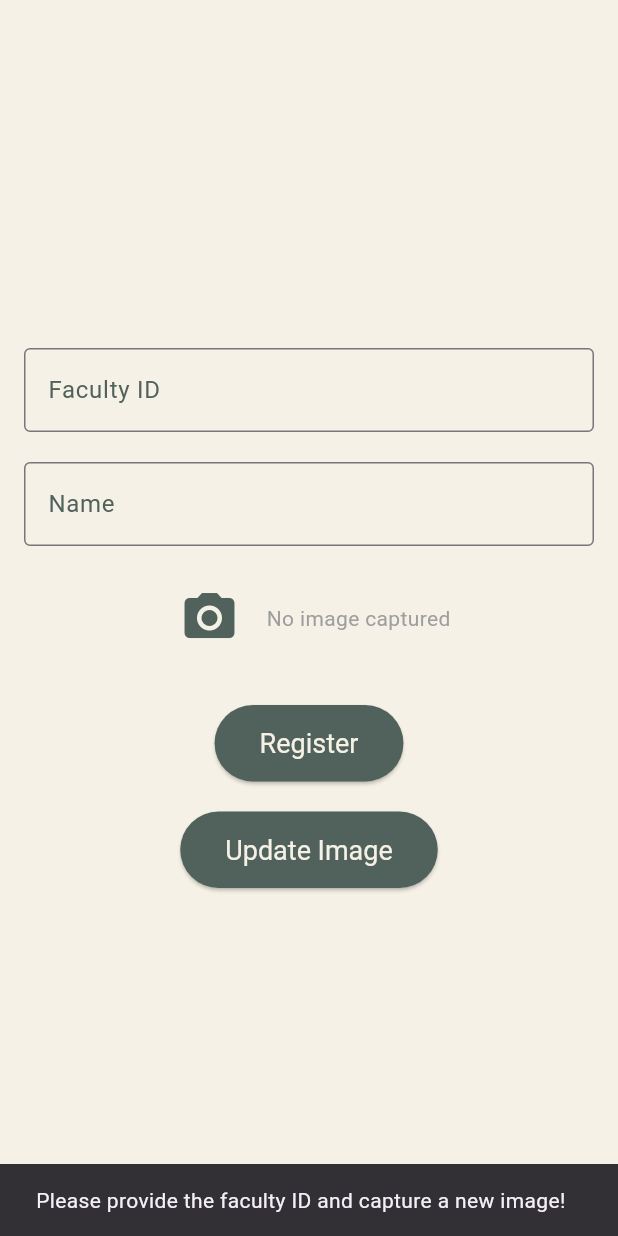
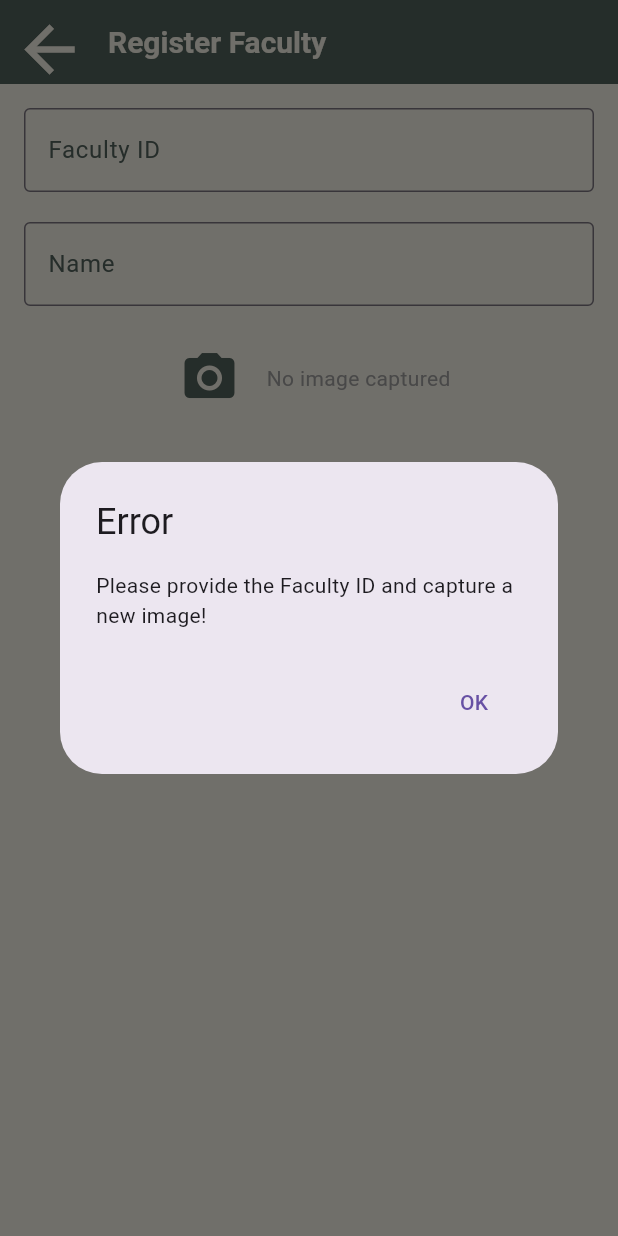
Before and after one commit to jayaramakrishna99/Attendance-system, a Flutter app: the RegisterScreen screen opened directly, after a tap on "Update Image", on a phone screen of 412 x 824 dp. Run offline on Flutter 3.47's test engine with Material 3 defaults, Android fonts, the light colour scheme and no system bars; our stand-ins replace camera.

Commit message:
Updated UI

```diff
--- a/frontend/vfstr/lib/constants/serverurl.dart
+++ b/frontend/vfstr/lib/constants/serverurl.dart
@@ -1 +1 @@
-const serverurl = "http://192.168.0.116:8000";
+const serverurl = "http://192.168.0.103:8000";
--- a/frontend/vfstr/lib/screens/register_screen.dart
+++ b/frontend/vfstr/lib/screens/register_screen.dart
@@ -13,8 +13,27 @@ class _RegisterScreenState extends State<RegisterScreen> {
   final TextEditingController _facultyIdController = TextEditingController();
   final TextEditingController _nameController = TextEditingController();
   String? _capturedImage;
+  bool _isLoadingRegister = false;
+  bool _isLoadingUpdate = false;
 
-  // Function to open the Camera Widget
+  void _showDialog(String title, String message) {
+    showDialog(
+      context: context,
+      builder: (context) {
+        return AlertDialog(
+          title: Text(title),
+          content: Text(message),
+          actions: [
+            TextButton(
+              onPressed: () => Navigator.pop(context),
+              child: Text("OK"),
+            ),
+          ],
+        );
+      },
+    );
+  }
+
   void _openCamera() {
     Navigator.push(
       context,
@@ -30,133 +49,83 @@ class _RegisterScreenState extends State<RegisterScreen> {
     );
   }
 
-  // Function to register the faculty and send data to the backend
   Future<void> _register() async {
     if (_facultyIdController.text.isEmpty ||
         _nameController.text.isEmpty ||
         _capturedImage == null) {
-      ScaffoldMessenger.of(context).showSnackBar(
-        SnackBar(content: Text('Please fill all fields and capture an image!')),
-      );
+      _showDialog("Error", "Please fill all fields and capture an image!");
       return;
     }
+
+    setState(() => _isLoadingRegister = true);
 
     try {
       var uri = Uri.parse("$serverurl/api/register/");
       var request = http.MultipartRequest('POST', uri);
-
-      // Add form fields
       request.fields['id'] = _facultyIdController.text;
       request.fields['name'] = _nameController.text;
-
-      // Add the image file
-      request.files.add(
-        await http.MultipartFile.fromPath('image', _capturedImage!),
-      );
+      request.files.add(await http.MultipartFile.fromPath('image', _capturedImage!));
 
       var response = await request.send();
+      var responseData = await response.stream.bytesToString();
+
+      setState(() => _isLoadingRegister = false);
+
       if (response.statusCode == 200) {
-        ScaffoldMessenger.of(context).showSnackBar(
-          SnackBar(content: Text('Faculty registered successfully!')),
-        );
+        _showDialog("Success", "Faculty registered successfully!");
       } else {
-        ScaffoldMessenger.of(context).showSnackBar(
-          SnackBar(content: Text('Failed to register faculty!')),
-        );
+        _showDialog("Error", "Failed to register faculty!\n$responseData");
       }
     } catch (e) {
-      ScaffoldMessenger.of(context).showSnackBar(
-        SnackBar(content: Text('Error: $e')),
-      );
+      setState(() => _isLoadingRegister = false);
+      _showDialog("Error", "An error occurred: $e");
     }
   }
 
-  // Function to update the image for the existing faculty
-  // Future<void> _updateImage() async {
-  //   if (_facultyIdController.text.isEmpty || _capturedImage == null) {
-  //     ScaffoldMessenger.of(context).showSnackBar(
-  //       SnackBar(content: Text('Please provide the faculty ID and capture a new image!')),
-  //     );
-  //     return;
-  //   }
-
-  //   try {
-  //     var uri = Uri.parse("$serverurl/api/update-image/");
-  //     var request = http.MultipartRequest('POST', uri);
-
-  //     // Add faculty ID for updating image
-  //     request.fields['id'] = _facultyIdController.text;
-
-  //     // Add the new image file
-  //     request.files.add(
-  //       await http.MultipartFile.fromPath('image', _capturedImage!),
-  //     );
-
-  //     var response = await request.send();
-  //     if (response.statusCode == 200) {
-  //       ScaffoldMessenger.of(context).showSnackBar(
-  //         SnackBar(content: Text('Image updated successfully!')),
-  //       );
-  //     } else {
-  //       ScaffoldMessenger.of(context).showSnackBar(
-  //         SnackBar(content: Text('Failed to update image!')),
-  //       );
-  //     }
-  //   } catch (e) {
-  //     ScaffoldMessenger.of(context).showSnackBar(
-  //       SnackBar(content: Text('Error: $e')),
-  //     );
-  //   }
-  // }
   Future<void> _updateImage() async {
     if (_facultyIdController.text.isEmpty || _capturedImage == null) {
-    ScaffoldMessenger.of(context).showSnackBar(
-      SnackBar(content: Text('Please provide the faculty ID and capture a new image!')),
-    );
+      _showDialog("Error", "Please provide the Faculty ID and capture a new image!");
       return;
     }
+
+    setState(() => _isLoadingUpdate = true);
 
     try {
       var uri = Uri.parse("$serverurl/api/update-image/");
       var request = http.MultipartRequest('POST', uri);
-
-    // Add faculty ID for updating image
-    request.fields['faculty_id'] = _facultyIdController.text;  // Updated field name
-
-    // Add the new image file
-    request.files.add(
-      await http.MultipartFile.fromPath('image', _capturedImage!),  // Ensure captured image is a path to file
-    );
+      request.fields['faculty_id'] = _facultyIdController.text;
+      request.files.add(await http.MultipartFile.fromPath('image', _capturedImage!));
 
       var response = await request.send();
-    var responseBody = await response.stream.bytesToString();  // To get detailed response body
+      var responseBody = await response.stream.bytesToString();
+
+      setState(() => _isLoadingUpdate = false);
+
       if (response.statusCode == 200) {
-      ScaffoldMessenger.of(context).showSnackBar(
-        SnackBar(content: Text('Image updated successfully!')),
-      );
+        _showDialog("Success", "Image updated successfully!");
       } else {
-      ScaffoldMessenger.of(context).showSnackBar(
-        SnackBar(content: Text('Failed to update image! ${responseBody}')),  // Include response body for debugging
-      );
+        _showDialog("Error", "Failed to update image!\n$responseBody");
       }
     } catch (e) {
-    ScaffoldMessenger.of(context).showSnackBar(
-      SnackBar(content: Text('Error: $e')),
-    );
+      setState(() => _isLoadingUpdate = false);
+      _showDialog("Error", "An error occurred: $e");
     }
   }
-
 
   @override
   Widget build(BuildContext context) {
     return Scaffold(
-      backgroundColor: Color.fromRGBO(245, 241, 230, 1), // Background color
-      body: Padding(
+      backgroundColor: Color.fromRGBO(245, 241, 230, 1),
+      appBar: AppBar(
+        title: Text("Register Faculty"),
+      ),
+      body: SafeArea(
+        child: SingleChildScrollView(
+          child: Padding(
             padding: const EdgeInsets.all(16.0),
             child: Column(
-          mainAxisAlignment: MainAxisAlignment.center,
+              crossAxisAlignment: CrossAxisAlignment.center,
               children: [
-            // Faculty ID TextField
                 TextField(
                   controller: _facultyIdController,
                   decoration: InputDecoration(
@@ -170,7 +139,6 @@ class _RegisterScreenState extends State<RegisterScreen> {
                 ),
                 SizedBox(height: 20),
 
-            // Name TextField
                 TextField(
                   controller: _nameController,
                   decoration: InputDecoration(
@@ -184,7 +152,6 @@ class _RegisterScreenState extends State<RegisterScreen> {
                 ),
                 SizedBox(height: 20),
 
-            // Camera button and status text
                 Row(
                   mainAxisAlignment: MainAxisAlignment.center,
                   children: [
@@ -201,53 +168,55 @@ class _RegisterScreenState extends State<RegisterScreen> {
                     ),
                   ],
                 ),
-            SizedBox(height: 30),
+                SizedBox(height: 20),
 
-            // Display captured image if available
                 if (_capturedImage != null)
                   Padding(
                     padding: const EdgeInsets.symmetric(vertical: 10),
                     child: Image.file(
-                  File(_capturedImage!), // Display captured image
+                      File(_capturedImage!),
                       width: 150,
                       height: 200,
                       fit: BoxFit.cover,
                     ),
                   ),
 
-            // Register button
-            ElevatedButton(
+                SizedBox(height: 20),
+
+                _isLoadingRegister
+                    ? CircularProgressIndicator()
+                    : ElevatedButton(
                         onPressed: _register,
                         style: ElevatedButton.styleFrom(
-                backgroundColor: Color.fromRGBO(81, 97, 91, 1), // Button color
+                          backgroundColor: Color.fromRGBO(81, 97, 91, 1),
                           padding: EdgeInsets.symmetric(horizontal: 30, vertical: 15),
                         ),
                         child: Text(
                           'Register',
-                style: TextStyle(
-                  fontSize: 18,
-                  color: Color.fromRGBO(245, 241, 230, 1), // Text color in the button
-                ),
+                          style: TextStyle(fontSize: 18, color: Color.fromRGBO(245, 241, 230, 1)),
                         ),
                       ),
 
-            // Update button
                 SizedBox(height: 20),
-            ElevatedButton(
+
+                _isLoadingUpdate
+                    ? CircularProgressIndicator()
+                    : ElevatedButton(
                         onPressed: _updateImage,
                         style: ElevatedButton.styleFrom(
-                backgroundColor: Color.fromRGBO(81, 97, 91, 1), // Button color
+                          backgroundColor: Color.fromRGBO(81, 97, 91, 1),
                           padding: EdgeInsets.symmetric(horizontal: 30, vertical: 15),
                         ),
                         child: Text(
                           'Update Image',
-                style: TextStyle(
-                  fontSize: 18,
-                  color: Color.fromRGBO(245, 241, 230, 1), // Text color in the button
+                          style: TextStyle(fontSize: 18, color: Color.fromRGBO(245, 241, 230, 1)),
                         ),
                       ),
+
+                SizedBox(height: 20), // Add extra spacing at the bottom
+              ],
             ),
-          ],
+          ),
         ),
       ),
     );
--- a/frontend/vfstr/lib/screens/splash_screen.dart
+++ b/frontend/vfstr/lib/screens/splash_screen.dart
@@ -1,5 +1,4 @@
 import 'package:flutter/material.dart';
-import 'package:vfstr/screens/home_screen.dart';
 import 'package:vfstr/screens/cred_login_screen.dart';
 import 'dart:async';
 
```
Also changed, not shown: frontend/vfstr/lib/screens/cred_login_screen.dart (+64 -45 lines), frontend/vfstr/lib/screens/login_screen.dart (+64 -58 lines), frontend/vfstr/lib/screens/user_add_screen.dart (+49 -30 lines), 2 other files. Lines whose indentation alone changed are shown as unchanged.
